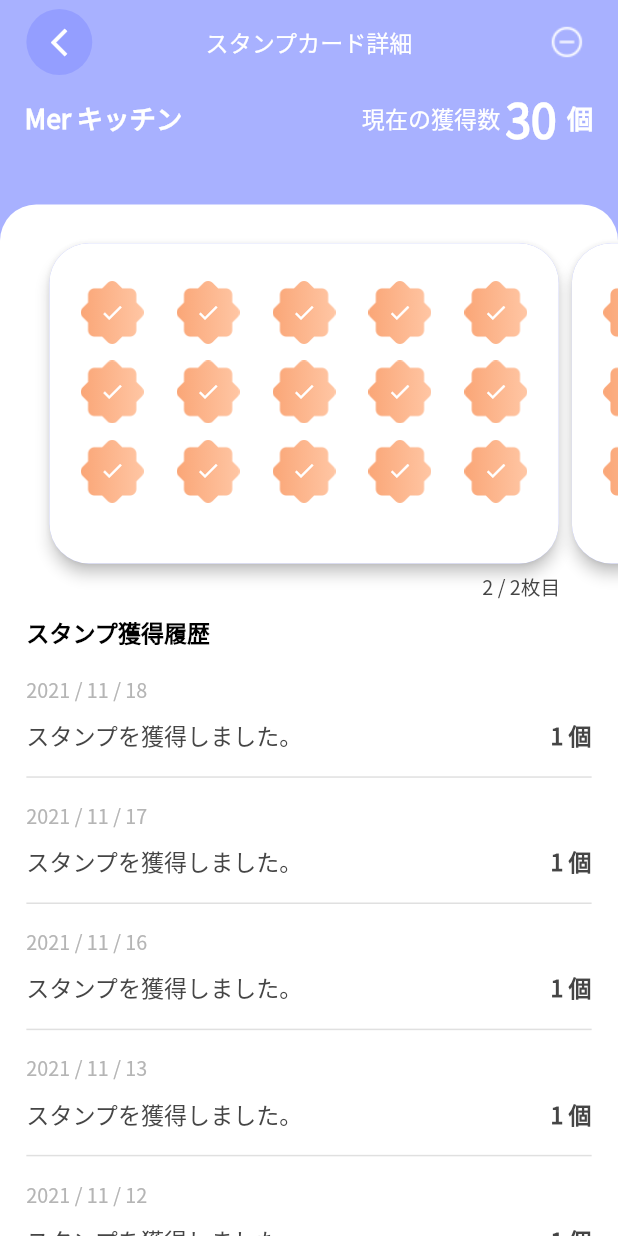
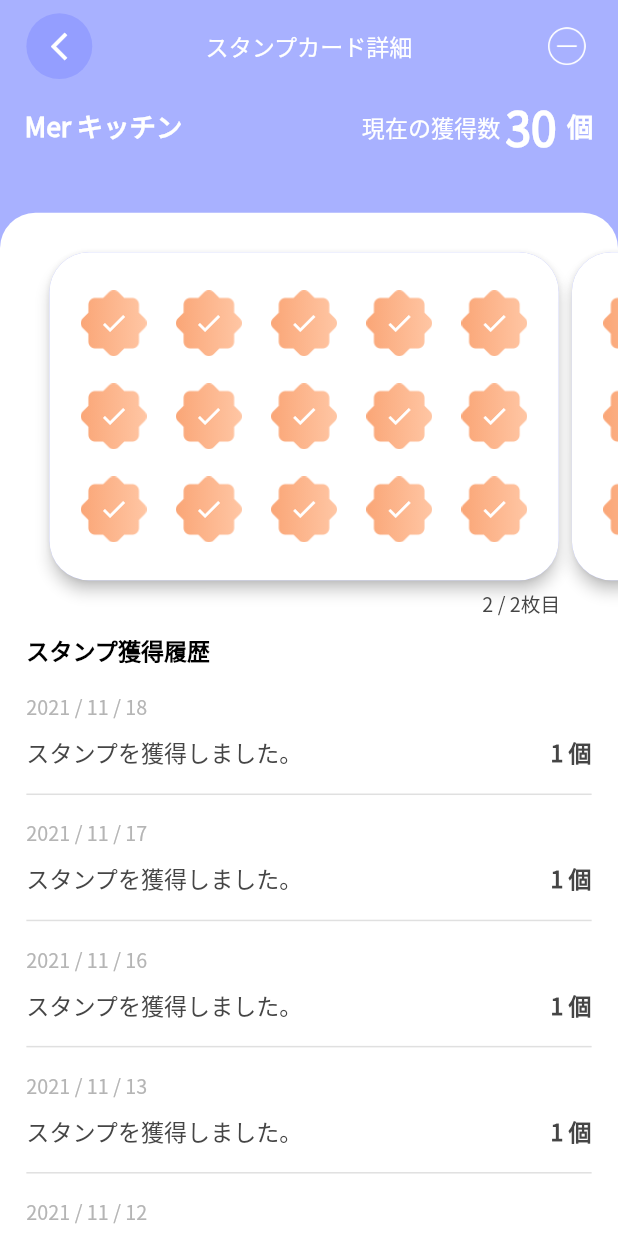
Before and after one commit to AKHIL-SV/Stamp_Details_Screen, a Flutter app: the screen it shows after launch, on a phone screen of 412 x 824 dp. Run offline on Flutter 3.47's test engine with Material 2 defaults, Android fonts, the light colour scheme and no system bars; our stand-ins replace flutter_screenutil.

Commit message:
scroll card fixed

```diff
--- a/lib/view/homepage.dart
+++ b/lib/view/homepage.dart
@@ -10,6 +10,7 @@
   Widget build(BuildContext context) {
     return Scaffold(
       appBar: AppBar(
+        toolbarHeight: 56.sp,
         title: Text(
           'スタンプカード詳細',
           style: TextStyle(
@@ -18,7 +19,7 @@
           ),
         ),
         centerTitle: true,
-        leadingWidth: 56.w,
+        leadingWidth: 56.sp,
         leading: Container(
           margin: EdgeInsets.only(left: 16.w),
           decoration: const BoxDecoration(
@@ -32,11 +33,11 @@
           ),
         ),
         actions: [
-          ImageIcon(
-            const AssetImage(
-              'assets/icons/minus.png',
-            ),
-            size: 24.sp,
+          Image.asset(
+            'assets/icons/minus.png',
+            width: 24.w,
+            fit: BoxFit.contain,
+            color: white,
           ),
           SizedBox(
             width: 19.w,
@@ -46,7 +47,7 @@
       body: Column(
         children: [
           Padding(
-            padding: EdgeInsets.symmetric(horizontal: 15.sp),
+            padding: EdgeInsets.symmetric(horizontal: 15.w),
             child: Row(
               mainAxisAlignment: MainAxisAlignment.spaceBetween,
               children: [
@@ -95,22 +96,22 @@
               decoration: BoxDecoration(
                 color: white,
                 borderRadius: BorderRadius.vertical(
-                  top: Radius.circular(22.sp),
+                  top: Radius.circular(22.r),
                 ),
               ),
               child: Column(
                 crossAxisAlignment: CrossAxisAlignment.start,
                 children: [
                   SizedBox(
-                    height: 247.h,
+                    height: 247.sp,
                     child: Stack(
                       children: [
                         const Expanded(
                           child: ScrollCard(),
                         ),
                         Positioned(
-                          bottom: 0.sp,
-                          right: 35.sp,
+                          bottom: 0.h,
+                          right: 35.w,
                           child: Text(
                             '2 / 2枚目',
                             style: TextStyle(
@@ -125,8 +126,8 @@
                   ),
                   Padding(
                     padding: EdgeInsets.symmetric(
-                      vertical: 8.sp,
-                      horizontal: 16.sp,
+                      vertical: 8.h,
+                      horizontal: 16.w,
                     ),
                     child: Text(
                       'スタンプ獲得履歴',
@@ -139,7 +140,7 @@
                   ),
                   Expanded(
                     child: ListView.separated(
-                      padding: EdgeInsets.symmetric(horizontal: 16.sp),
+                      padding: EdgeInsets.symmetric(horizontal: 16.w),
                       itemCount: 5,
                       separatorBuilder: (context, index) =>
                           const Divider(thickness: 1),
--- a/lib/view/widgets/scroll_card.dart
+++ b/lib/view/widgets/scroll_card.dart
@@ -14,13 +14,14 @@
       itemBuilder: (context, index) {
         return Container(
           width: 317.w,
+          height: 199.sp,
           alignment: Alignment.center,
           padding: EdgeInsets.only(right: 8.sp),
           child: Material(
             elevation: 4,
             borderRadius: BorderRadius.circular(24.sp),
             child: Container(
-              height: 199.h,
+              height: 199.sp,
               width: 317.w,
               decoration: BoxDecoration(
                 borderRadius: BorderRadius.circular(24.sp),
@@ -30,16 +31,49 @@
                 vertical: 23.sp,
                 horizontal: 19.sp,
               ),
-              child: Expanded(
-                child: GridView.builder(
-                  physics: const NeverScrollableScrollPhysics(),
-                  gridDelegate: SliverGridDelegateWithFixedCrossAxisCount(
-                    crossAxisCount: 5,
-                    crossAxisSpacing: 20.sp,
-                    mainAxisSpacing: 10.sp,
+              child: Column(
+                mainAxisAlignment: MainAxisAlignment.spaceBetween,
+                children: [
+                  Row(
+                    mainAxisAlignment: MainAxisAlignment.spaceBetween,
+                    children: [
+                      starIcon(),
+                      starIcon(),
+                      starIcon(),
+                      starIcon(),
+                      starIcon()
+                    ],
                   ),
-                  itemCount: 15,
-                  itemBuilder: (context, index) {
+                  Row(
+                    mainAxisAlignment: MainAxisAlignment.spaceBetween,
+                    children: [
+                      starIcon(),
+                      starIcon(),
+                      starIcon(),
+                      starIcon(),
+                      starIcon()
+                    ],
+                  ),
+                  Row(
+                    mainAxisAlignment: MainAxisAlignment.spaceBetween,
+                    children: [
+                      starIcon(),
+                      starIcon(),
+                      starIcon(),
+                      starIcon(),
+                      starIcon()
+                    ],
+                  )
+                ],
+              ),
+            ),
+          ),
+        );
+      },
+    );
+  }
+
+  Widget starIcon() {
     return Stack(
       children: [
         ShaderMask(
@@ -52,25 +86,24 @@
             ).createShader(bounds);
           },
           blendMode: BlendMode.srcATop,
-                          child: Image.asset('assets/icons/octagon.png'),
+          child: Image.asset(
+            'assets/icons/octagon.png',
+            width: 40.w,
+            fit: BoxFit.contain,
           ),
-                        Align(
-                          alignment: Alignment.center,
+        ),
+        Positioned(
+          left: 0,
+          right: 0,
+          top: 0,
+          bottom: 0,
           child: Icon(
             Icons.done,
             color: white,
-                            size: 15.sp,
+            size: 18.sp,
           ),
         )
       ],
     );
-                  },
-                ),
-              ),
-            ),
-          ),
-        );
-      },
-    );
   }
 }
```
Also changed, not shown: assets/icons/minus.png. Lines whose indentation alone changed are shown as unchanged.
